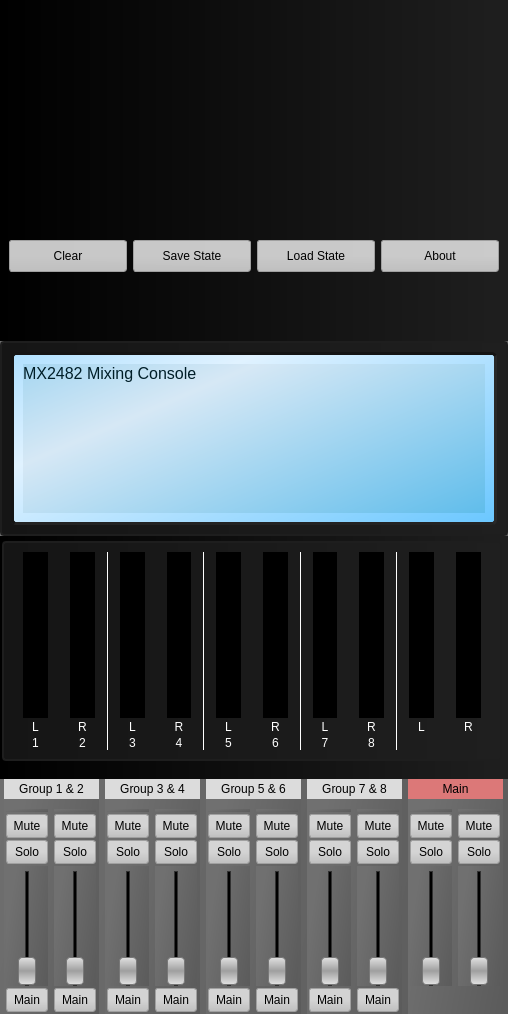
Before: the Qt Designer form demo/mainmixerwidget.ui in jacob3141/qtjack, drawn with Qt 5.
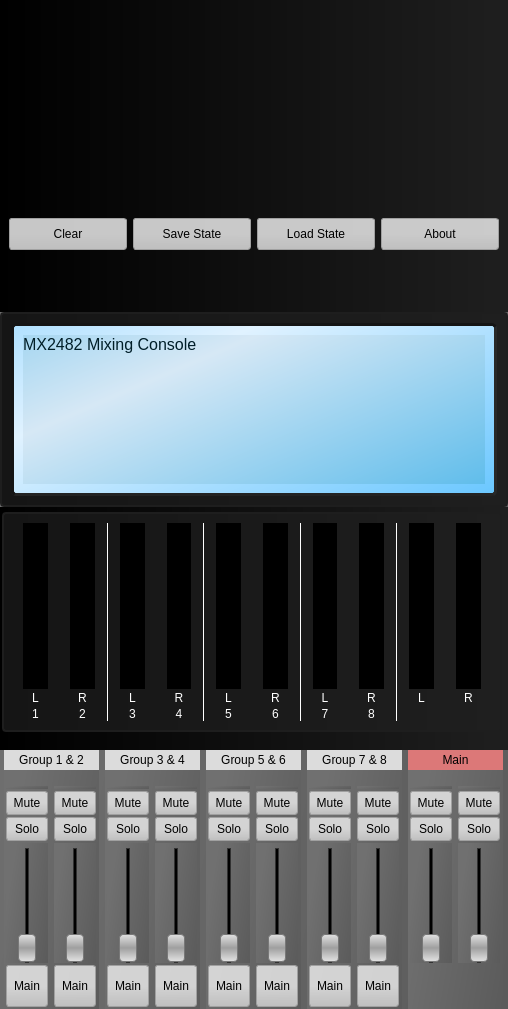
After: the same form once the commit is applied. Icons and pictures are not drawn.

The edit to the form file:
```diff
--- a/demo/mainmixerwidget.ui
+++ b/demo/mainmixerwidget.ui
@@ -7,7 +7,7 @@
     <x>0</x>
     <y>0</y>
     <width>508</width>
-    <height>1014</height>
+    <height>1009</height>
    </rect>
   </property>
   <property name="minimumSize">
@@ -38,8 +38,8 @@
 color: black;
 }
 QPushButton:checked {
-	background-color: qlineargradient(spread:pad, x1:0.701, y1:1, x2:0.692, y2:0.046, stop:0 rgba(208, 47, 0, 255), stop:1 rgba(255, 255, 255, 255));
-border: 2px solid rgb(120, 60, 60);
+	background-color: qlineargradient(spread:reflect, x1:1, y1:1, x2:1, y2:0.295455, stop:0 rgba(216, 216, 216, 255), stop:1 rgba(255, 255, 255, 255));
+border: 1px solid rgb(60, 60, 60);
 }
 
 QFrame {
@@ -1164,13 +1164,13 @@
        <property name="minimumSize">
         <size>
          <width>95</width>
-         <height>235</height>
+         <height>259</height>
         </size>
        </property>
        <property name="maximumSize">
         <size>
          <width>95</width>
-         <height>235</height>
+         <height>259</height>
         </size>
        </property>
        <property name="frameShape">
@@ -1279,8 +1279,8 @@
               </property>
               <property name="styleSheet">
                <string notr="true">QPushButton:checked {
-	background-color: qlineargradient(spread:pad, x1:0.701, y1:1, x2:0.692, y2:0.046, stop:0 rgba(47, 208, 0, 255), stop:1 rgba(255, 255, 255, 255));
-border: 2px solid rgb(60, 120, 60);
+	background-color: qlineargradient(spread:reflect, x1:1, y1:1, x2:1, y2:0.295455, stop:0 rgba(216, 216, 116, 255), stop:1 rgba(255, 255, 155, 255));
+border: 1px solid rgb(60, 60, 60);
 }</string>
               </property>
               <property name="text">
@@ -1310,8 +1310,8 @@
               </property>
               <property name="styleSheet">
                <string notr="true">QPushButton:checked {
-	background-color: qlineargradient(spread:pad, x1:0.701, y1:1, x2:0.692, y2:0.046, stop:0 rgba(0, 47, 208, 255), stop:1 rgba(255, 255, 255, 255));
-border: 2px solid rgb(60, 60, 120);
+	background-color: qlineargradient(spread:reflect, x1:1, y1:1, x2:1, y2:0.295455, stop:0 rgba(216, 156, 156, 255), stop:1 rgba(255, 195, 195, 255));
+border: 1px solid rgb(60, 60, 60);
 }</string>
               </property>
               <property name="text">
@@ -1380,13 +1380,13 @@
               <property name="minimumSize">
                <size>
                 <width>42</width>
-                <height>24</height>
+                <height>42</height>
                </size>
               </property>
               <property name="maximumSize">
                <size>
                 <width>42</width>
-                <height>24</height>
+                <height>42</height>
                </size>
               </property>
               <property name="text">
@@ -1455,8 +1455,8 @@
               </property>
               <property name="styleSheet">
                <string notr="true">QPushButton:checked {
-	background-color: qlineargradient(spread:pad, x1:0.701, y1:1, x2:0.692, y2:0.046, stop:0 rgba(47, 208, 0, 255), stop:1 rgba(255, 255, 255, 255));
-border: 2px solid rgb(60, 120, 60);
+	background-color: qlineargradient(spread:reflect, x1:1, y1:1, x2:1, y2:0.295455, stop:0 rgba(216, 216, 116, 255), stop:1 rgba(255, 255, 155, 255));
+border: 1px solid rgb(60, 60, 60);
 }</string>
               </property>
               <property name="text">
@@ -1486,8 +1486,8 @@
               </property>
               <property name="styleSheet">
                <string notr="true">QPushButton:checked {
-	background-color: qlineargradient(spread:pad, x1:0.701, y1:1, x2:0.692, y2:0.046, stop:0 rgba(0, 47, 208, 255), stop:1 rgba(255, 255, 255, 255));
-border: 2px solid rgb(60, 60, 120);
+	background-color: qlineargradient(spread:reflect, x1:1, y1:1, x2:1, y2:0.295455, stop:0 rgba(216, 156, 156, 255), stop:1 rgba(255, 195, 195, 255));
+border: 1px solid rgb(60, 60, 60);
 }</string>
               </property>
               <property name="text">
@@ -1550,13 +1550,13 @@
               <property name="minimumSize">
                <size>
                 <width>42</width>
-                <height>24</height>
+                <height>42</height>
                </size>
               </property>
               <property name="maximumSize">
                <size>
                 <width>42</width>
-                <height>24</height>
+                <height>42</height>
                </size>
               </property>
               <property name="text">
@@ -1582,13 +1582,13 @@
        <property name="minimumSize">
         <size>
          <width>95</width>
-         <height>235</height>
+         <height>259</height>
         </size>
        </property>
        <property name="maximumSize">
         <size>
          <width>95</width>
-         <height>235</height>
+         <height>259</height>
         </size>
        </property>
        <property name="frameShape">
@@ -1697,8 +1697,8 @@
               </property>
               <property name="styleSheet">
                <string notr="true">QPushButton:checked {
-	background-color: qlineargradient(spread:pad, x1:0.701, y1:1, x2:0.692, y2:0.046, stop:0 rgba(47, 208, 0, 255), stop:1 rgba(255, 255, 255, 255));
-border: 2px solid rgb(60, 120, 60);
+	background-color: qlineargradient(spread:reflect, x1:1, y1:1, x2:1, y2:0.295455, stop:0 rgba(216, 216, 116, 255), stop:1 rgba(255, 255, 155, 255));
+border: 1px solid rgb(60, 60, 60);
 }</string>
               </property>
               <property name="text">
@@ -1728,8 +1728,8 @@
               </property>
               <property name="styleSheet">
                <string notr="true">QPushButton:checked {
-	background-color: qlineargradient(spread:pad, x1:0.701, y1:1, x2:0.692, y2:0.046, stop:0 rgba(0, 47, 208, 255), stop:1 rgba(255, 255, 255, 255));
-border: 2px solid rgb(60, 60, 120);
+	background-color: qlineargradient(spread:reflect, x1:1, y1:1, x2:1, y2:0.295455, stop:0 rgba(216, 156, 156, 255), stop:1 rgba(255, 195, 195, 255));
+border: 1px solid rgb(60, 60, 60);
 }</string>
               </property>
               <property name="text">
@@ -1792,13 +1792,13 @@
               <property name="minimumSize">
                <size>
                 <width>42</width>
-                <height>24</height>
+                <height>42</height>
                </size>
               </property>
               <property name="maximumSize">
                <size>
                 <width>42</width>
-                <height>24</height>
+                <height>42</height>
                </size>
               </property>
               <property name="text">
@@ -1867,8 +1867,8 @@
               </property>
               <property name="styleSheet">
                <string notr="true">QPushButton:checked {
-	background-color: qlineargradient(spread:pad, x1:0.701, y1:1, x2:0.692, y2:0.046, stop:0 rgba(47, 208, 0, 255), stop:1 rgba(255, 255, 255, 255));
-border: 2px solid rgb(60, 120, 60);
+	background-color: qlineargradient(spread:reflect, x1:1, y1:1, x2:1, y2:0.295455, stop:0 rgba(216, 216, 116, 255), stop:1 rgba(255, 255, 155, 255));
+border: 1px solid rgb(60, 60, 60);
 }</string>
               </property>
               <property name="text">
@@ -1898,8 +1898,8 @@
               </property>
               <property name="styleSheet">
                <string notr="true">QPushButton:checked {
-	background-color: qlineargradient(spread:pad, x1:0.701, y1:1, x2:0.692, y2:0.046, stop:0 rgba(0, 47, 208, 255), stop:1 rgba(255, 255, 255, 255));
-border: 2px solid rgb(60, 60, 120);
+	background-color: qlineargradient(spread:reflect, x1:1, y1:1, x2:1, y2:0.295455, stop:0 rgba(216, 156, 156, 255), stop:1 rgba(255, 195, 195, 255));
+border: 1px solid rgb(60, 60, 60);
 }</string>
               </property>
               <property name="text">
@@ -1962,13 +1962,13 @@
               <property name="minimumSize">
                <size>
                 <width>42</width>
-                <height>24</height>
+                <height>42</height>
                </size>
               </property>
               <property name="maximumSize">
                <size>
                 <width>42</width>
-                <height>24</height>
+                <height>42</height>
                </size>
               </property>
               <property name="text">
@@ -1994,13 +1994,13 @@
        <property name="minimumSize">
         <size>
          <width>95</width>
-         <height>235</height>
+         <height>259</height>
         </size>
        </property>
        <property name="maximumSize">
         <size>
          <width>95</width>
-         <height>235</height>
+         <height>259</height>
         </size>
        </property>
        <property name="frameShape">
@@ -2109,8 +2109,8 @@
               </property>
               <property name="styleSheet">
                <string notr="true">QPushButton:checked {
-	background-color: qlineargradient(spread:pad, x1:0.701, y1:1, x2:0.692, y2:0.046, stop:0 rgba(47, 208, 0, 255), stop:1 rgba(255, 255, 255, 255));
-border: 2px solid rgb(60, 120, 60);
+	background-color: qlineargradient(spread:reflect, x1:1, y1:1, x2:1, y2:0.295455, stop:0 rgba(216, 216, 116, 255), stop:1 rgba(255, 255, 155, 255));
+border: 1px solid rgb(60, 60, 60);
 }</string>
               </property>
               <property name="text">
@@ -2140,8 +2140,8 @@
               </property>
               <property name="styleSheet">
                <string notr="true">QPushButton:checked {
-	background-color: qlineargradient(spread:pad, x1:0.701, y1:1, x2:0.692, y2:0.046, stop:0 rgba(0, 47, 208, 255), stop:1 rgba(255, 255, 255, 255));
-border: 2px solid rgb(60, 60, 120);
+	background-color: qlineargradient(spread:reflect, x1:1, y1:1, x2:1, y2:0.295455, stop:0 rgba(216, 156, 156, 255), stop:1 rgba(255, 195, 195, 255));
+border: 1px solid rgb(60, 60, 60);
 }</string>
               </property>
               <property name="text">
@@ -2204,13 +2204,13 @@
               <property name="minimumSize">
                <size>
                 <width>42</width>
-                <height>24</height>
+                <height>42</height>
                </size>
               </property>
               <property name="maximumSize">
                <size>
                 <width>42</width>
-                <height>24</height>
+                <height>42</height>
                </size>
               </property>
               <property name="text">
@@ -2279,8 +2279,8 @@
               </property>
               <property name="styleSheet">
                <string notr="true">QPushButton:checked {
-	background-color: qlineargradient(spread:pad, x1:0.701, y1:1, x2:0.692, y2:0.046, stop:0 rgba(47, 208, 0, 255), stop:1 rgba(255, 255, 255, 255));
-border: 2px solid rgb(60, 120, 60);
+	background-color: qlineargradient(spread:reflect, x1:1, y1:1, x2:1, y2:0.295455, stop:0 rgba(216, 216, 116, 255), stop:1 rgba(255, 255, 155, 255));
+border: 1px solid rgb(60, 60, 60);
 }</string>
               </property>
               <property name="text">
@@ -2310,8 +2310,8 @@
               </property>
               <property name="styleSheet">
                <string notr="true">QPushButton:checked {
-	background-color: qlineargradient(spread:pad, x1:0.701, y1:1, x2:0.692, y2:0.046, stop:0 rgba(0, 47, 208, 255), stop:1 rgba(255, 255, 255, 255));
-border: 2px solid rgb(60, 60, 120);
+	background-color: qlineargradient(spread:reflect, x1:1, y1:1, x2:1, y2:0.295455, stop:0 rgba(216, 156, 156, 255), stop:1 rgba(255, 195, 195, 255));
+border: 1px solid rgb(60, 60, 60);
 }</string>
               </property>
               <property name="text">
@@ -2374,13 +2374,13 @@
               <property name="minimumSize">
                <size>
                 <width>42</width>
-                <height>24</height>
+                <height>42</height>
                </size>
               </property>
               <property name="maximumSize">
                <size>
                 <width>42</width>
-                <height>24</height>
+                <height>42</height>
                </size>
               </property>
               <property name="text">
@@ -2406,13 +2406,13 @@
        <property name="minimumSize">
         <size>
          <width>95</width>
-         <height>235</height>
+         <height>259</height>
         </size>
        </property>
        <property name="maximumSize">
         <size>
          <width>95</width>
-         <height>235</height>
+         <height>259</height>
         </size>
        </property>
        <property name="frameShape">
@@ -2521,8 +2521,8 @@
               </property>
               <property name="styleSheet">
                <string notr="true">QPushButton:checked {
-	background-color: qlineargradient(spread:pad, x1:0.701, y1:1, x2:0.692, y2:0.046, stop:0 rgba(47, 208, 0, 255), stop:1 rgba(255, 255, 255, 255));
-border: 2px solid rgb(60, 120, 60);
+	background-color: qlineargradient(spread:reflect, x1:1, y1:1, x2:1, y2:0.295455, stop:0 rgba(216, 216, 116, 255), stop:1 rgba(255, 255, 155, 255));
+border: 1px solid rgb(60, 60, 60);
 }</string>
               </property>
               <property name="text">
@@ -2552,8 +2552,8 @@
               </property>
               <property name="styleSheet">
                <string notr="true">QPushButton:checked {
-	background-color: qlineargradient(spread:pad, x1:0.701, y1:1, x2:0.692, y2:0.046, stop:0 rgba(0, 47, 208, 255), stop:1 rgba(255, 255, 255, 255));
-border: 2px solid rgb(60, 60, 120);
+	background-color: qlineargradient(spread:reflect, x1:1, y1:1, x2:1, y2:0.295455, stop:0 rgba(216, 156, 156, 255), stop:1 rgba(255, 195, 195, 255));
+border: 1px solid rgb(60, 60, 60);
 }</string>
               </property>
               <property name="text">
@@ -2616,13 +2616,13 @@
               <property name="minimumSize">
                <size>
                 <width>42</width>
-                <height>24</height>
+                <height>42</height>
                </size>
               </property>
               <property name="maximumSize">
                <size>
                 <width>42</width>
-                <height>24</height>
+                <height>42</height>
                </size>
               </property>
               <property name="text">
@@ -2691,8 +2691,8 @@
               </property>
               <property name="styleSheet">
                <string notr="true">QPushButton:checked {
-	background-color: qlineargradient(spread:pad, x1:0.701, y1:1, x2:0.692, y2:0.046, stop:0 rgba(47, 208, 0, 255), stop:1 rgba(255, 255, 255, 255));
-border: 2px solid rgb(60, 120, 60);
+	background-color: qlineargradient(spread:reflect, x1:1, y1:1, x2:1, y2:0.295455, stop:0 rgba(216, 216, 116, 255), stop:1 rgba(255, 255, 155, 255));
+border: 1px solid rgb(60, 60, 60);
 }</string>
               </property>
               <property name="text">
@@ -2722,8 +2722,8 @@
               </property>
               <property name="styleSheet">
                <string notr="true">QPushButton:checked {
-	background-color: qlineargradient(spread:pad, x1:0.701, y1:1, x2:0.692, y2:0.046, stop:0 rgba(0, 47, 208, 255), stop:1 rgba(255, 255, 255, 255));
-border: 2px solid rgb(60, 60, 120);
+	background-color: qlineargradient(spread:reflect, x1:1, y1:1, x2:1, y2:0.295455, stop:0 rgba(216, 156, 156, 255), stop:1 rgba(255, 195, 195, 255));
+border: 1px solid rgb(60, 60, 60);
 }</string>
               </property>
               <property name="text">
@@ -2786,13 +2786,13 @@
               <property name="minimumSize">
                <size>
                 <width>42</width>
-                <height>24</height>
+                <height>42</height>
                </size>
               </property>
               <property name="maximumSize">
                <size>
                 <width>42</width>
-                <height>24</height>
+                <height>42</height>
                </size>
               </property>
               <property name="text">
@@ -2818,13 +2818,13 @@
        <property name="minimumSize">
         <size>
          <width>95</width>
-         <height>235</height>
+         <height>259</height>
         </size>
        </property>
        <property name="maximumSize">
         <size>
          <width>95</width>
-         <height>235</height>
+         <height>259</height>
         </size>
        </property>
        <property name="frameShape">
@@ -2933,8 +2933,8 @@
               </property>
               <property name="styleSheet">
                <string notr="true">QPushButton:checked {
-	background-color: qlineargradient(spread:pad, x1:0.701, y1:1, x2:0.692, y2:0.046, stop:0 rgba(47, 208, 0, 255), stop:1 rgba(255, 255, 255, 255));
-border: 2px solid rgb(60, 120, 60);
+	background-color: qlineargradient(spread:reflect, x1:1, y1:1, x2:1, y2:0.295455, stop:0 rgba(216, 216, 116, 255), stop:1 rgba(255, 255, 155, 255));
+border: 1px solid rgb(60, 60, 60);
 }</string>
               </property>
               <property name="text">
@@ -2964,8 +2964,8 @@
               </property>
               <property name="styleSheet">
                <string notr="true">QPushButton:checked {
-	background-color: qlineargradient(spread:pad, x1:0.701, y1:1, x2:0.692, y2:0.046, stop:0 rgba(0, 47, 208, 255), stop:1 rgba(255, 255, 255, 255));
-border: 2px solid rgb(60, 60, 120);
+	background-color: qlineargradient(spread:reflect, x1:1, y1:1, x2:1, y2:0.295455, stop:0 rgba(216, 156, 156, 255), stop:1 rgba(255, 195, 195, 255));
+border: 1px solid rgb(60, 60, 60);
 }</string>
               </property>
               <property name="text">
@@ -3028,13 +3028,13 @@
               <property name="minimumSize">
                <size>
                 <width>42</width>
-                <height>24</height>
+                <height>42</height>
                </size>
               </property>
               <property name="maximumSize">
                <size>
                 <width>42</width>
-                <height>24</height>
+                <height>42</height>
                </size>
               </property>
               <property name="styleSheet">
@@ -3100,8 +3100,8 @@
               </property>
               <property name="styleSheet">
                <string notr="true">QPushButton:checked {
-	background-color: qlineargradient(spread:pad, x1:0.701, y1:1, x2:0.692, y2:0.046, stop:0 rgba(47, 208, 0, 255), stop:1 rgba(255, 255, 255, 255));
-border: 2px solid rgb(60, 120, 60);
+	background-color: qlineargradient(spread:reflect, x1:1, y1:1, x2:1, y2:0.295455, stop:0 rgba(216, 216, 116, 255), stop:1 rgba(255, 255, 155, 255));
+border: 1px solid rgb(60, 60, 60);
 }</string>
               </property>
               <property name="text">
@@ -3131,8 +3131,8 @@
               </property>
               <property name="styleSheet">
                <string notr="true">QPushButton:checked {
-	background-color: qlineargradient(spread:pad, x1:0.701, y1:1, x2:0.692, y2:0.046, stop:0 rgba(0, 47, 208, 255), stop:1 rgba(255, 255, 255, 255));
-border: 2px solid rgb(60, 60, 120);
+	background-color: qlineargradient(spread:reflect, x1:1, y1:1, x2:1, y2:0.295455, stop:0 rgba(216, 156, 156, 255), stop:1 rgba(255, 195, 195, 255));
+border: 1px solid rgb(60, 60, 60);
 }</string>
               </property>
               <property name="text">
@@ -3195,13 +3195,13 @@
               <property name="minimumSize">
                <size>
                 <width>42</width>
-                <height>24</height>
+                <height>42</height>
                </size>
               </property>
               <property name="maximumSize">
                <size>
                 <width>42</width>
-                <height>24</height>
+                <height>42</height>
                </size>
               </property>
               <property name="styleSheet">
```
